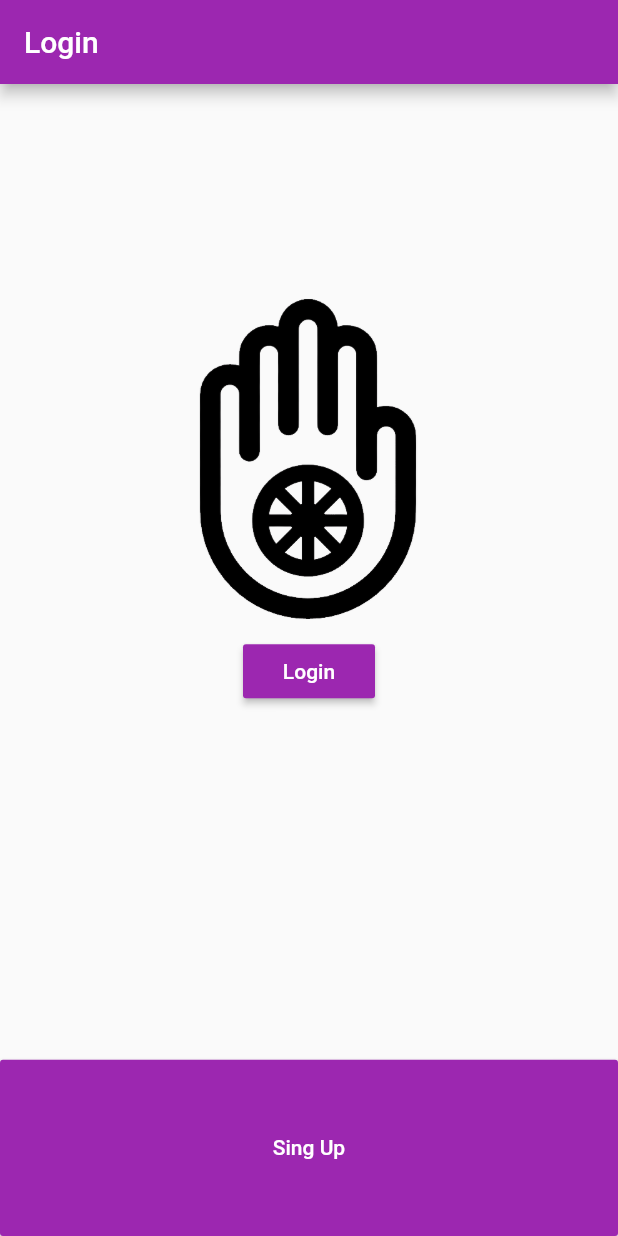
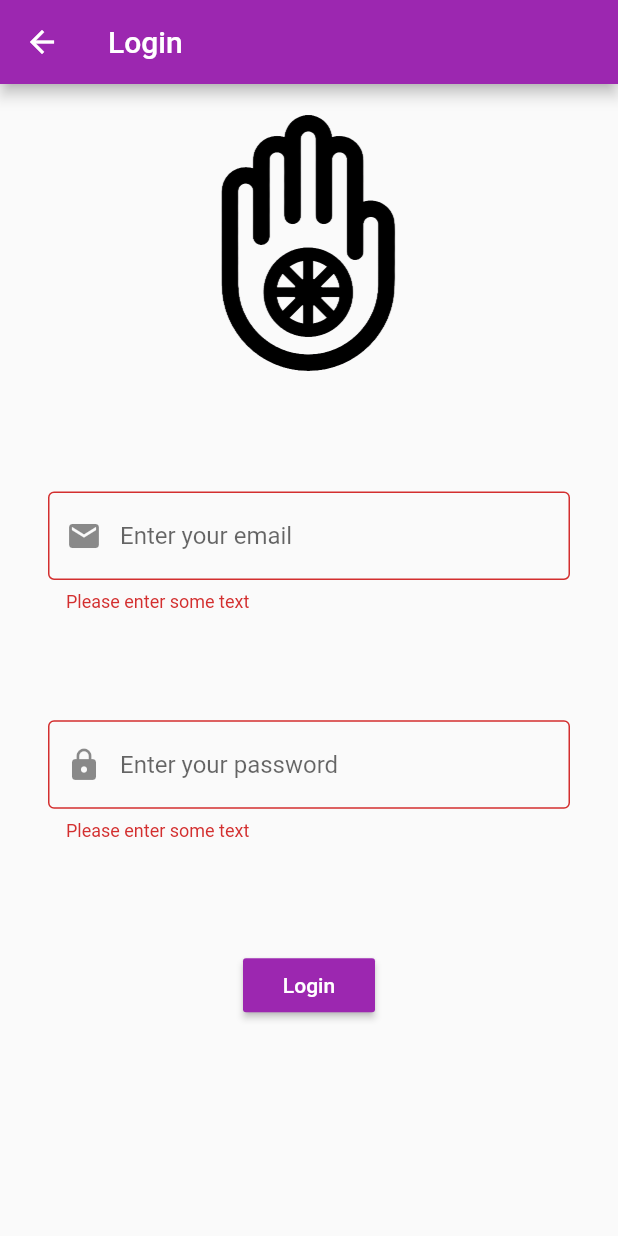
Before and after one commit to lpotte/Karma_Flutter-Version, a Flutter app: the LoginView screen opened directly, after a tap on "Login", on a phone screen of 412 x 824 dp. Run offline on Flutter 3.47's test engine with Material 2 defaults, Android fonts, the phone set to English and light mode, and no system bars; our stand-ins replace curved_navigation_bar, shared_preferences; accounts and stored records are empty.

Commit message:
login IU added

```diff
--- a/lib/screens/base.dart
+++ b/lib/screens/base.dart
@@ -18,12 +18,17 @@ class BaseApp extends StatelessWidget {
             home: Consumer<AuthProvider>(
               builder: (context, model, child) {
                 if (model.getLogged == 0){
-                  return LoginView();
+                  return BaseHomeApp();
                 }else{
                   if(model.getLogged == 1){
-                     return BaseHomeApp();
+                     return LoginView();
                   }else{
-                    return SingUp();
+                    if(model.getLogged == 2){
+                      return SingUp();
+                    }else{
+                      return HomeView();
+                    }
+
                   }
                 }
               },
@@ -32,13 +37,50 @@ class BaseApp extends StatelessWidget {
 }
 
 class BaseHomeApp extends StatelessWidget {
-  const BaseHomeApp({
-    Key key,
-  }) : super(key: key);
-
   @override
   Widget build(BuildContext context) {
-    return ChangeNotifierProvider<businessLogicProvider>(
-        create: (context) => businessLogicProvider(), child: HomeView());
+    return Scaffold(
+        appBar: AppBar(
+          title: Text("Login"),
+          backgroundColor: Colors.purple,
+        ),
+        body: Center(
+          child: Consumer<AuthProvider>(builder: (context, model, child) {
+            return Container(
+                child: Column(
+              crossAxisAlignment: CrossAxisAlignment.stretch,
+              children: [
+                Spacer(),
+                Image.asset(
+                  'imgs/logo2.png',
+                  height: 250,
+                  fit: BoxFit.contain,
+                ),
+                Center(
+                  child: MaterialButton(
+                    onPressed: () {
+                      model.setLogged(1);
+                    },
+                    child: Text('Sign Up', style: TextStyle(color: Colors.white)),
+                    color: Colors.purple,
+                  ),
+                ),
+                Spacer(flex: 2),
+                Expanded(
+                  flex: 1,
+                    child: Container(
+                  //padding: const EdgeInsets.all(5),
+                  child: MaterialButton(
+                      onPressed: () {
+                        model.setLogged(2);
+                      },
+                      child: Text('Sing Up',
+                          style: TextStyle(color: Colors.white)),
+                      color: Colors.purple),
+                )),
+              ],
+            ));
+          }),
+        ));
   }
 }
--- a/lib/screens/login.dart
+++ b/lib/screens/login.dart
@@ -5,6 +5,7 @@ import 'package:provider/provider.dart';
 import 'signup.dart';
 
 class LoginView extends StatelessWidget {
+  final _formKey = GlobalKey<FormState>();
   @override
   Widget build(BuildContext context) {
     return Scaffold(
@@ -14,41 +15,70 @@ class LoginView extends StatelessWidget {
         ),
         body: Center(
             child: Consumer<AuthProvider>(builder: (context, model, child) {
-            return Container(
+          return Form(
+              key: _formKey,
+              child: Container(
+                //padding: const EdgeInsets.all(32),
                 child: Column(
-              crossAxisAlignment: CrossAxisAlignment.stretch,
-              children: [
-                Spacer(),
+                  crossAxisAlignment: CrossAxisAlignment.center,
+                  children: <Widget>[
                     Image.asset(
                       'imgs/logo2.png',
-                  height: 250,
+                      height: 200,
                       fit: BoxFit.contain,
                     ),
-                Center(
-                  child: MaterialButton(
-                    onPressed: () {
-                      model.setLogged(1);
+                    Spacer(),
+                    Padding(
+                      padding: EdgeInsets.symmetric(horizontal: 32),
+                      //Text("Digite su correo electronico"),
+                      child: TextFormField(
+                        decoration: InputDecoration(
+                          border: OutlineInputBorder(),
+                          prefixIcon: Icon(Icons.email),
+                          hintText: 'Enter your email',
+                        ),
+                        validator: (value) {
+                          if (value.isEmpty) {
+                            return 'Please enter some text';
+                          }
                         },
-                    child: Text('Login', style: TextStyle(color: Colors.white)),
-                    color: Colors.purple,
                       ),
                     ),
+                    Spacer(),
+                    Padding(
+                      padding: EdgeInsets.symmetric(horizontal: 32),
+                      //Text("Digite su contraseña"),
+                      child: TextFormField(
+                        decoration: InputDecoration(
+                          border: OutlineInputBorder(),
+                          prefixIcon: Icon(Icons.lock),
+                          hintText: 'Enter your password',
+                        ),
+                        validator: (value) {
+                          if (value.isEmpty) {
+                            return 'Please enter some text';
+                          }
+                        },
+                      ),
+                    ),
+                    Spacer(),
+                    RaisedButton(
+                      child:
+                          Text('Login', style: TextStyle(color: Colors.white)),
+                      color: Colors.purple,
+                      onPressed: () {
+                        model.setLogged(3);
+                        if (_formKey.currentState.validate()) {
+                          // Si el formulario es válido, queremos mostrar un Snackbar
+                          Scaffold.of(context).showSnackBar(
+                              SnackBar(content: Text('Processing Data')));
+                        }
+                      },
+                    ),
                     Spacer(flex: 2),
-                Expanded(
-                  flex: 1,
-                    child: Container(
-                  //padding: const EdgeInsets.all(5),
-                  child: MaterialButton(
-                      onPressed: () {
-                        model.setLogged(2);
-                      },
-                      child: Text('Sing Up',
-                          style: TextStyle(color: Colors.white)),
-                      color: Colors.purple),
-                )),
                   ],
+                ),
               ));
-          }),
-        ));
+        })));
   }
 }
```
Lines whose indentation alone changed are shown as unchanged.
